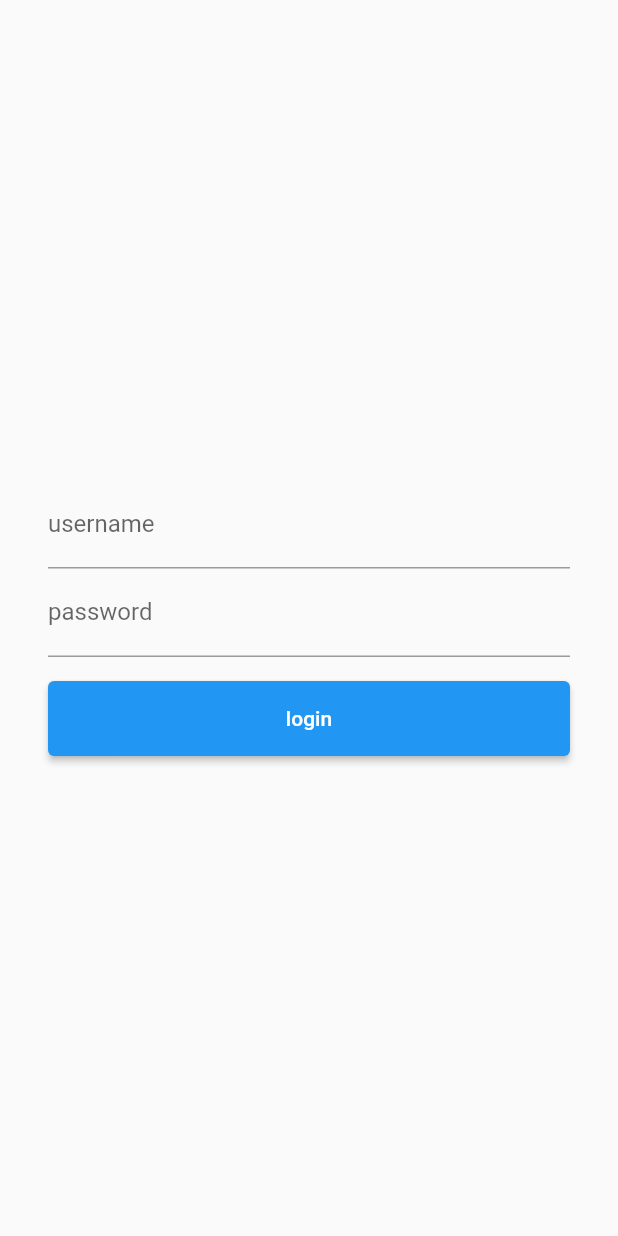
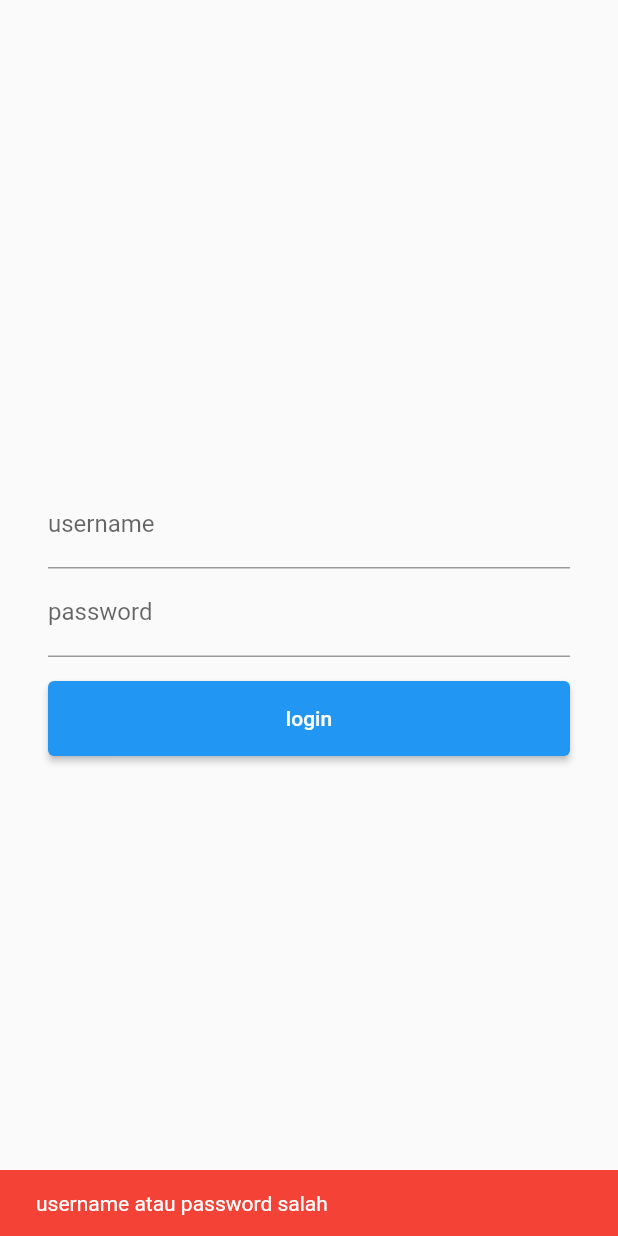
Before and after one commit to kanaydo/composing, a Flutter app: the screen it shows after launch, after a tap on "login", on a phone screen of 412 x 824 dp. Run offline on Flutter 3.47's test engine with Material 2 defaults, Android fonts, the phone set to English and light mode, and no system bars.

Commit message:
fixing login logic

```diff
--- a/lib/login_page.dart
+++ b/lib/login_page.dart
@@ -1,7 +1,11 @@
+import 'package:composing/main.dart';
 import 'package:flutter/material.dart';
 
 class LoginPage extends StatelessWidget {
-  const LoginPage({Key? key}) : super(key: key);
+  LoginPage({Key? key}) : super(key: key);
+
+  final usernameController = TextEditingController();
+  final passwordController = TextEditingController();
 
   @override
   Widget build(BuildContext context) {
@@ -12,12 +16,14 @@
           mainAxisAlignment: MainAxisAlignment.center,
           children: [
             TextField(
+              controller: usernameController,
               decoration: InputDecoration(
                 label: Text('username'),
                 hintText: 'username'
               ),
             ),
             TextField(
+              controller: passwordController,
               decoration: InputDecoration(
                   label: Text('password'),
                   hintText: 'password'
@@ -28,8 +34,28 @@
               style: ElevatedButton.styleFrom(
                 minimumSize: const Size.fromHeight(50)
               ),
-                onPressed: () {},
-                child: Text('login')
+              onPressed: () {
+                final username = usernameController.text;
+                final password = passwordController.text;
+
+                if (username == 'user' && password == '123456') {
+                  ScaffoldMessenger.of(context).showSnackBar(
+                    SnackBar(
+                      content: Text('login berhasil'),
+                      backgroundColor: Colors.green,
+                    )
+                  );
+                  Navigator.push(context, MaterialPageRoute(builder: (context) => MyPage()));
+                } else {
+                  ScaffoldMessenger.of(context).showSnackBar(
+                      SnackBar(
+                        content: Text('username atau password salah'),
+                        backgroundColor: Colors.red,
+                      )
+                  );
+                }
+              },
+              child: Text('login')
             )
           ],
         ),
--- a/lib/main.dart
+++ b/lib/main.dart
@@ -52,9 +52,9 @@
   @override
   Widget build(BuildContext context) {
     return Scaffold(
-      appBar: AppBar(
-        title: Text('latihan composing'),
-      ),
+      // appBar: AppBar(
+      //   title: Text('latihan composing'),
+      // ),
       body: ListView.builder(
         itemCount: data.length,
         itemBuilder: (context, index) {
```
